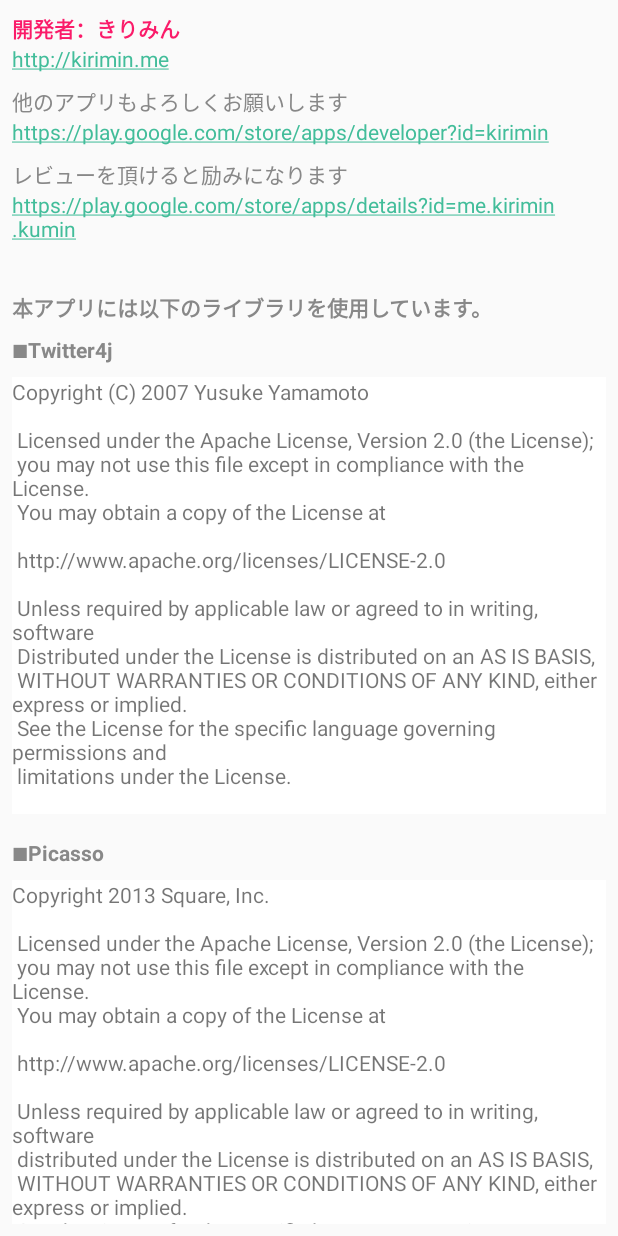
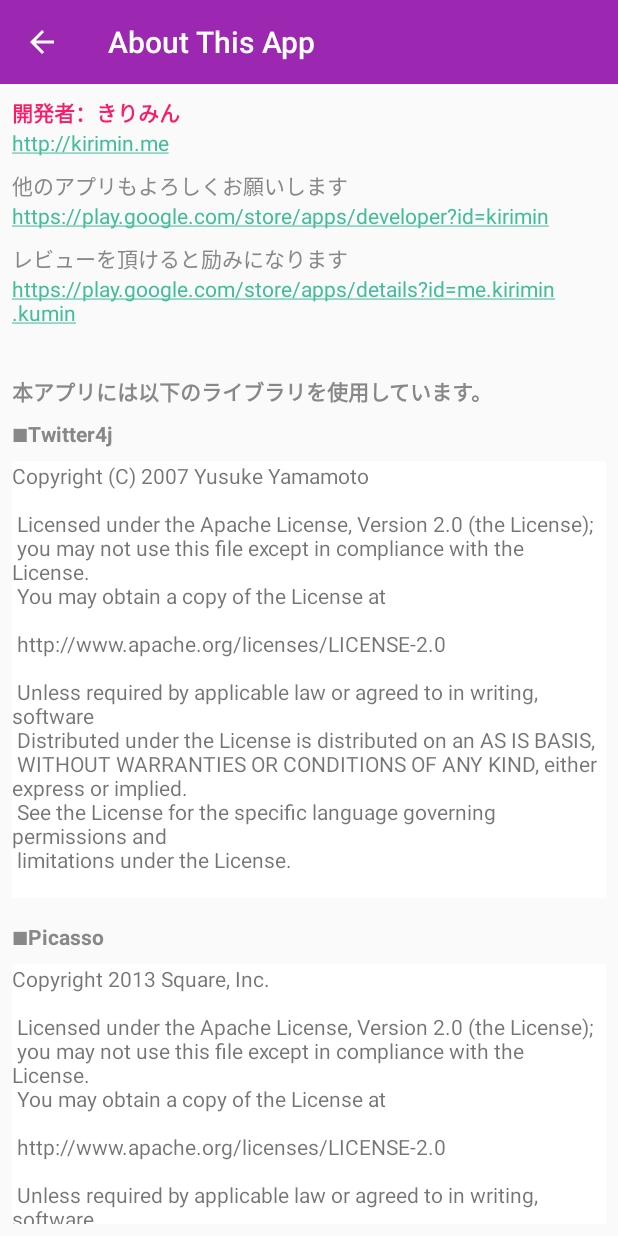
Before and after one commit to kirimin/kumin, an Android app: the AboutActivity screen opened directly, with no data from a screen before it, on a phone screen of 412 x 824 dp. Run offline under Robolectric (Android 15) with nearby library versions, the phone set to English and light mode, and no system bars.

Commit message:
ActionBarのマテリアルデザイン対応。スタイル調整

```diff
--- a/app/src/main/java/me/kirimin/kumin/ui/activity/AboutActivity.java
+++ b/app/src/main/java/me/kirimin/kumin/ui/activity/AboutActivity.java
@@ -1,11 +1,15 @@
 package me.kirimin.kumin.ui.activity;
 
 import me.kirimin.kumin.R;
+
 import android.app.Activity;
 import android.content.Intent;
 import android.net.Uri;
 import android.os.Bundle;
+import android.support.v7.app.ActionBar;
 import android.support.v7.app.ActionBarActivity;
+import android.support.v7.widget.Toolbar;
+import android.view.MenuItem;
 import android.view.View;
 import android.view.View.OnClickListener;
 import android.widget.ImageButton;
@@ -16,5 +20,18 @@ public class AboutActivity extends ActionBarActivity {
     protected void onCreate(Bundle savedInstanceState) {
         super.onCreate(savedInstanceState);
         setContentView(R.layout.activity_about);
+        setSupportActionBar((Toolbar) findViewById(R.id.tool_bar));
+        ActionBar actionBar = getSupportActionBar();
+        actionBar.setTitle(R.string.setting_main_about);
+        actionBar.setDisplayHomeAsUpEnabled(true);
+        actionBar.setHomeButtonEnabled(true);
+    }
+
+    @Override
+    public boolean onOptionsItemSelected(MenuItem item) {
+        if (android.R.id.home == item.getItemId()) {
+            finish();
+        }
+        return super.onOptionsItemSelected(item);
     }
 }
--- a/app/src/main/res/layout/activity_about.xml
+++ b/app/src/main/res/layout/activity_about.xml
@@ -1,14 +1,21 @@
-<RelativeLayout xmlns:android="http://schemas.android.com/apk/res/android"
-    xmlns:tools="http://schemas.android.com/tools"
+<LinearLayout xmlns:android="http://schemas.android.com/apk/res/android"
     android:layout_width="match_parent"
     android:layout_height="match_parent"
-    android:layout_margin="8dp"
-    tools:context=".TopActivity">
+    android:orientation="vertical">
+
+    <android.support.v7.widget.Toolbar
+        android:id="@+id/tool_bar"
+        android:layout_width="match_parent"
+        android:layout_height="wrap_content"
+        android:background="?attr/colorPrimary"
+        android:minHeight="?attr/actionBarSize"
+        style="@style/MyToolbarStyle" />
 
     <ScrollView
         android:layout_width="match_parent"
         android:layout_height="match_parent"
-        android:scrollbars="none">
+        android:scrollbars="none"
+        android:padding="8dp">
 
         <LinearLayout
             android:layout_width="match_parent"
@@ -95,4 +102,4 @@
         </LinearLayout>
     </ScrollView>
 
-</RelativeLayout>
+</LinearLayout>
--- a/app/src/main/res/values/color.xml
+++ b/app/src/main/res/values/color.xml
@@ -7,7 +7,8 @@
     <color name="red">#FA1B69</color>
     <color name="green">#42BD9A</color>
     <color name="green_pressed">#64DFBC</color>
-    <color name="purple">#A537FD</color>
+    <color name="purple">#9C27B0</color>
+    <color name="purple_dark">#7B1FA2</color>
     <color name="gray_text">#888888</color>
     <color name="gray_text_pressed">#AAAAAA</color>
 </resources>
--- a/app/src/main/res/values/styles.xml
+++ b/app/src/main/res/values/styles.xml
@@ -2,8 +2,12 @@
 
     <style name="AppTheme" parent="Theme.AppCompat.Light.NoActionBar">
         <item name="colorPrimary">@color/purple</item>
-        <item name="colorPrimaryDark">@color/red</item>
+        <item name="colorPrimaryDark">@color/purple_dark</item>
         <item name="colorAccent">@color/green</item>
+    </style>
+
+    <style name="MyToolbarStyle" parent="Widget.AppCompat.Toolbar">
+        <item name="theme">@style/ThemeOverlay.AppCompat.Dark.ActionBar</item>
     </style>
 
     <drawable name="translucent_background">#55555555</drawable>
```
Also changed, not shown: app/src/main/java/me/kirimin/kumin/ui/activity/OAuthActivity.java (+19 -4 lines), app/src/main/res/layout/activity_oauth.xml (+8 -0 lines).
